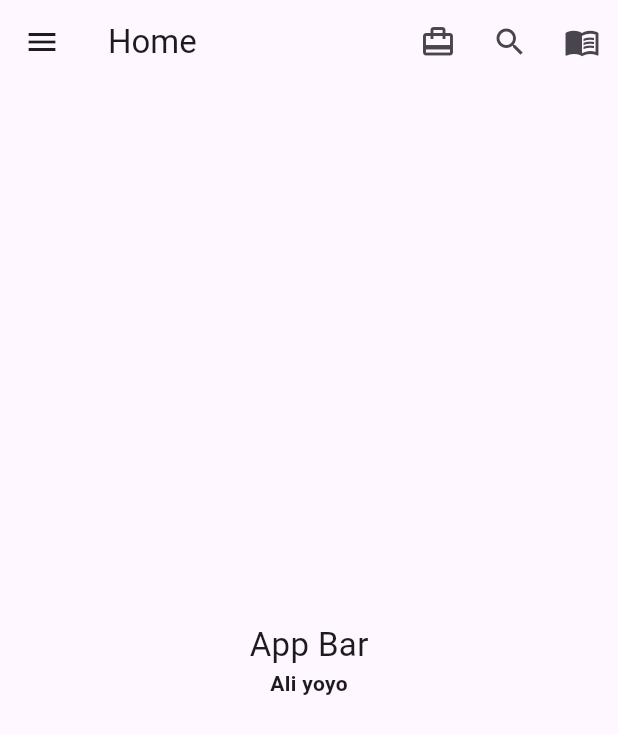
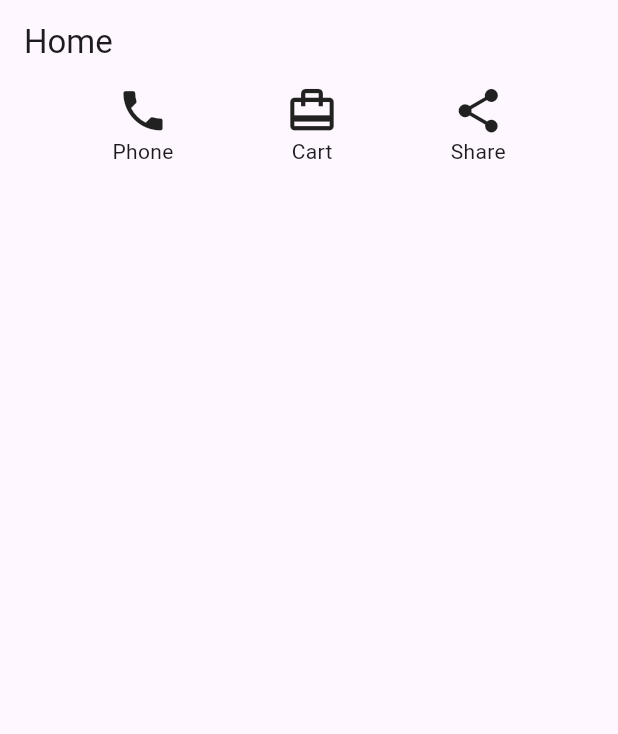
Before and after one commit to Alionit01/Flutter_Practice, a Flutter app: the screen it shows after launch, on a phone screen of 412 x 824 dp. Shown: the top 734 px of the screen. Run offline on Flutter 3.47's test engine with Material 3 defaults, Android fonts, the phone set to English and light mode, and no system bars; our stand-ins replace font_awesome_flutter.

Commit message:
Implemented rows and columns

```diff
--- a/practiseApps/firstApp/flutter_application_1/lib/screens/Home.dart
+++ b/practiseApps/firstApp/flutter_application_1/lib/screens/Home.dart
@@ -6,21 +6,29 @@ class Home extends StatelessWidget {
   @override
   Widget build(BuildContext context) {
     return Scaffold(
-      appBar: AppBar(
-        title: Text("Home"),
-        leading: IconButton(onPressed: (){}, icon: Icon(Icons.menu)),
-        actions: [
-          IconButton(onPressed: (){}, icon: Icon(Icons.card_travel)),
-          IconButton(onPressed: (){}, icon: Icon(Icons.search)),
-          IconButton(onPressed: (){}, icon: Icon(Icons.menu_book)),
-        ],
-      ),
-      body: Center(
-       child: Column(
-        mainAxisAlignment: MainAxisAlignment.center,
+      appBar: AppBar(title: Text("Home"), ),
+      body: Container(
+       child: Row(
+        mainAxisAlignment: MainAxisAlignment.spaceEvenly,
         children: [
-          Text("App Bar", style: TextStyle(fontSize: 22.0),),
-          Text("Ali yoyo", style: TextStyle(fontWeight: FontWeight.bold),),
+          Column(
+            children: [
+              Icon(Icons.phone, size: 35.00,),
+              Text("Phone"),
+            ],
+          ),
+          Column(
+            children: [
+              Icon(Icons.card_travel, size: 35.00,),
+              Text("Cart"),
+            ],
+          ),
+          Column(
+            children: [
+              Icon(Icons.share, size: 35.00,),
+              Text("Share"),
+            ],
+          ),
         ],
        ),
       ),
```
